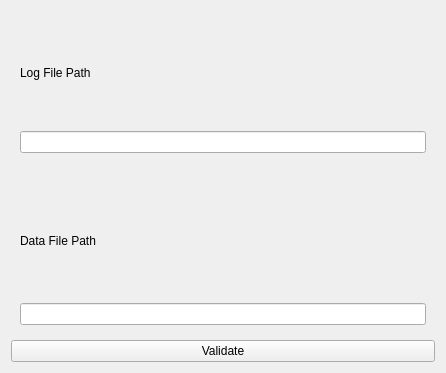
Above: resistivity/View/GUI/data-log_files.ui from AdrienGourgout/resistivity before the change. Below: the same form after it.
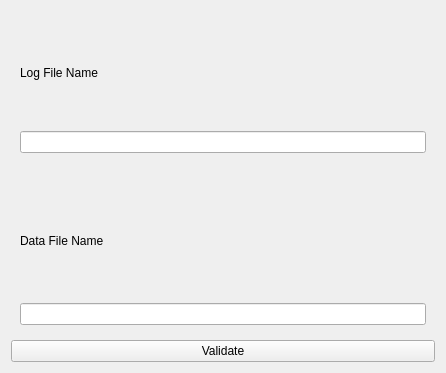
That is the form after the change.

The edit to the form file:
```diff
--- a/resistivity/View/GUI/data-log_files.ui
+++ b/resistivity/View/GUI/data-log_files.ui
@@ -26,7 +26,7 @@
          </size>
         </property>
         <property name="text">
-         <string>Log File Path</string>
+         <string>Log File Name</string>
         </property>
        </widget>
       </item>
@@ -45,7 +45,7 @@
       <item row="1" column="0">
        <widget class="QLabel" name="saving_data_file_label">
         <property name="text">
-         <string>Data File Path</string>
+         <string>Data File Name</string>
         </property>
        </widget>
       </item>
```
